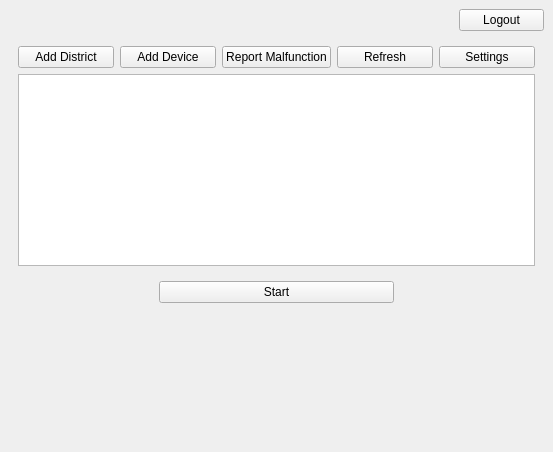
Qt form SmartCity/interface/main_window.ui (larcelboi/qt_designers) before a commit.
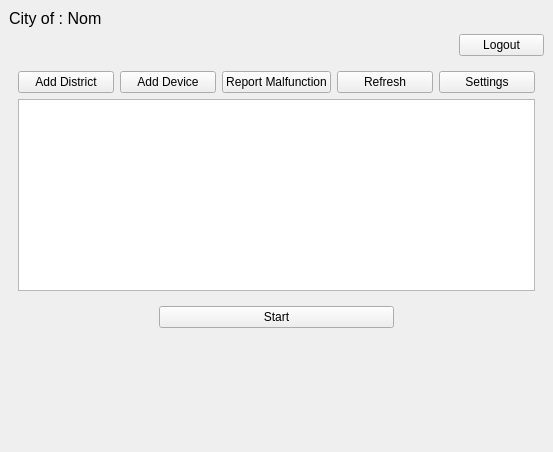
The same form after that commit. The open tabs and pages were chosen to show the change.

The edit to the form file:
```diff
--- a/SmartCity/interface/main_window.ui
+++ b/SmartCity/interface/main_window.ui
@@ -24,6 +24,18 @@
   </property>
   <widget class="QWidget" name="centralwidget">
    <layout class="QVBoxLayout" name="mainLayout">
+    <item>
+     <widget class="QLabel" name="label">
+      <property name="font">
+       <font>
+        <pointsize>12</pointsize>
+       </font>
+      </property>
+      <property name="text">
+       <string>City of : Nom</string>
+      </property>
+     </widget>
+    </item>
     <item>
      <layout class="QVBoxLayout" name="verticalLayout">
       <property name="leftMargin">
```
Left out of the diff: 2 changed lines with no effect on the pictures.
